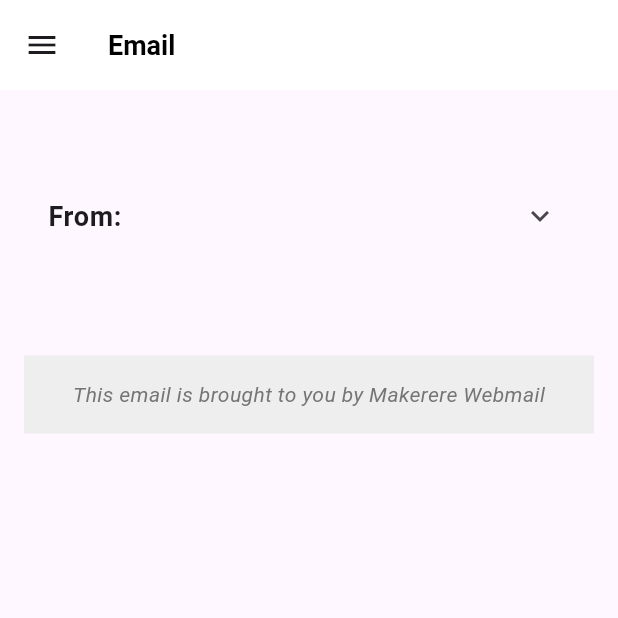
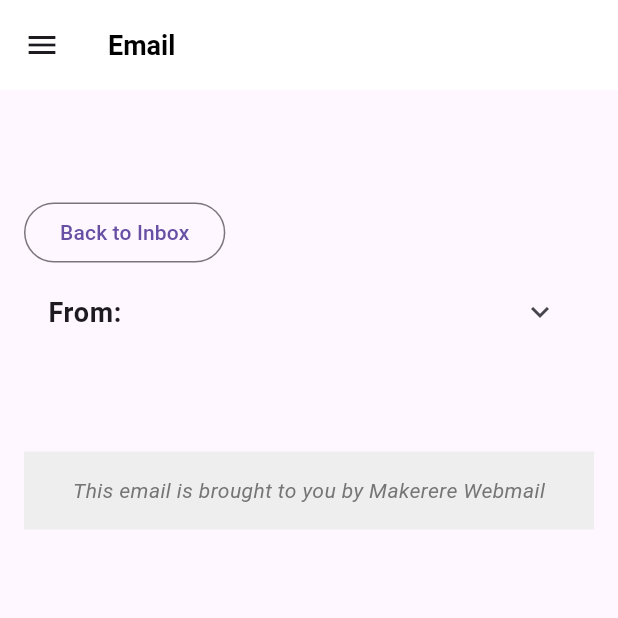
Before and after one commit to Aurits/webmail_v3, a Flutter app: the EmailDetailPage screen opened directly with empty values, on a phone screen of 412 x 824 dp, the top half of it. Run offline on Flutter 3.47's test engine with Material 3 defaults, Android fonts, the phone set to English and light mode, and no system bars; our stand-ins replace dio, flutter_form_builder, flutter_widget_from_html, form_builder_validators, settings_ui, sqflite; accounts and stored records are empty.

Commit message:
Dec 1, 2023, 11:47 AM

```diff
--- a/lib/pages/emails/email_detail_page.dart
+++ b/lib/pages/emails/email_detail_page.dart
@@ -47,6 +47,14 @@ class EmailDetailPage extends StatelessWidget {
                 fontSize: 20,
                 fontWeight: FontWeight.bold,
               ),
+            ),
+            const SizedBox(height: 16),
+            //an outline button to show inbox
+            OutlinedButton(
+              onPressed: () {
+                Navigator.pop(context);
+              },
+              child: const Text('Back to Inbox'),
             ),
             ExpansionTile(
               title: Row(
```
